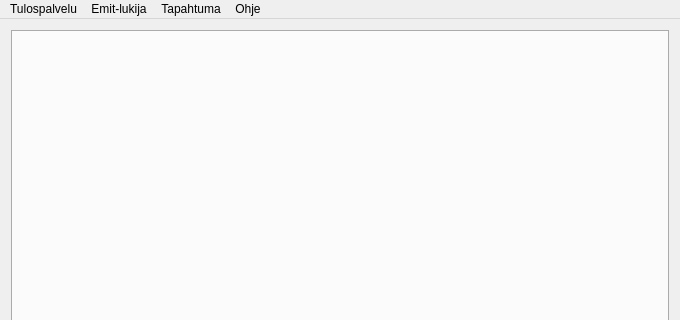
Hatell/Tulospalvelu, file gui/mainwindow.ui: the form before one commit; both pictures show x 0 to 680 and y 0 to 320 of the 680 by 529 pixel window.
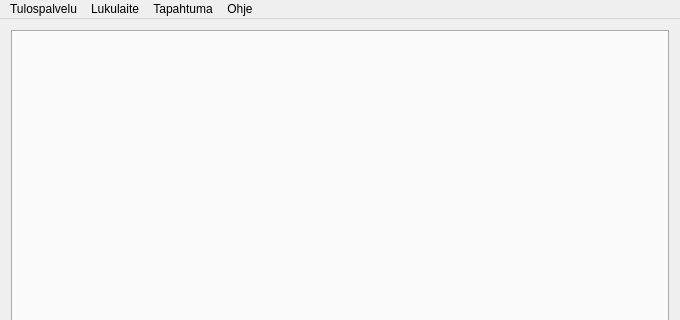
The form after the commit.

Commit message:
Nimetty Emit-lukija valikko Lukulaite valikoksi. Valikon sisältö nimetty Simulaattori (TestEmitReader) ja Sarjaportti/USB lukulaitteen valintaa varten.
Monitori avaa monitori ikkunan.

```diff
--- a/gui/mainwindow.ui
+++ b/gui/mainwindow.ui
@@ -48,7 +48,7 @@
    </widget>
    <widget class="QMenu" name="menuEmitReader">
     <property name="title">
-     <string>Emit-lukija</string>
+     <string>Lukulaite</string>
     </property>
     <addaction name="actionTestEmitReader"/>
     <addaction name="actionSerialEmitReader"/>
```
Left out of the diff: 21 changed lines with no effect on the pictures. The commit also changes 4 other files.
